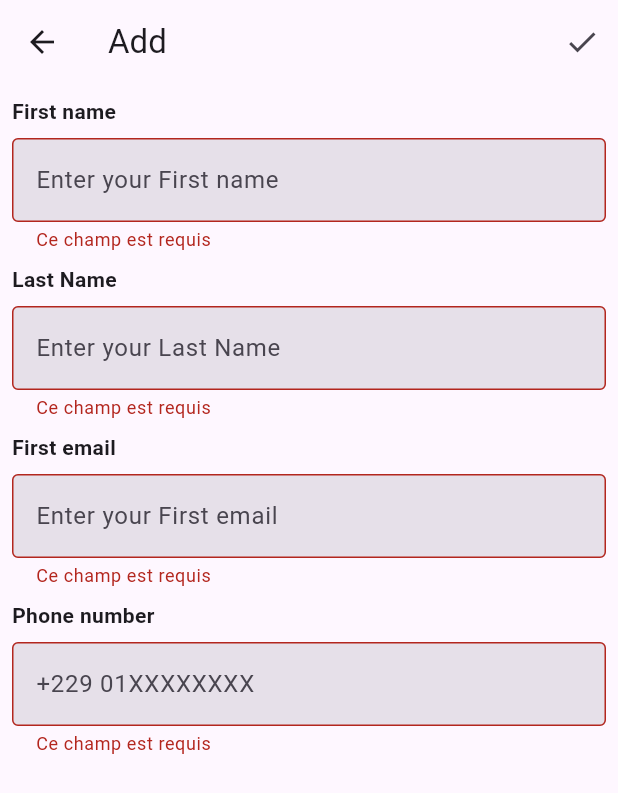
After one commit to cresshounnoukon/gasa-flutter-learning, a Flutter app: the FormPersonPage screen opened directly, after a tap on the "check" icon, on a phone screen of 412 x 824 dp. The commit adds this screen. Shown: the top 793 px of the screen. Run offline on Flutter 3.47's test engine with Material 3 defaults, Android fonts, the phone set to English and light mode, and no system bars.

Commit message:
Correction du TP

```diff
--- a/lib/buttons/button_gasa.dart
+++ b/lib/buttons/button_gasa.dart
@@ -1,4 +1,5 @@
 
+import 'package:calavigasa2025/features/person/screens/person_list_Page.dart';
 import 'package:calavigasa2025/main.dart';
 import 'package:flutter/material.dart';
 
@@ -18,7 +19,7 @@ class ButtonGasa extends StatelessWidget {
             print("appuie sur un bouton");
             Navigator.push(
                 context,
-                MaterialPageRoute(builder: (context) => Home(),)
+                MaterialPageRoute(builder: (context) => PersonListPage(),)
             );
           }, child: Text("Se connecter")),
           TextButton(
--- /dev/null
+++ b/lib/features/person/components/custom_text_form_field.dart
@@ -0,0 +1,49 @@
+import 'package:flutter/material.dart';
+
+class CustomTextFormField extends StatelessWidget {
+  final String inputName;
+  final String? placeHolder;
+  final String? Function(String?)? validator;
+  final void Function(String)? onChanged;
+  final void Function(String?)? onSaved;
+
+  const CustomTextFormField({
+    super.key,
+    required this.inputName,
+    this.placeHolder,
+    this.validator,
+    this.onChanged,
+    this.onSaved,
+  });
+
+  @override
+  Widget build(BuildContext context) {
+    return Column(
+      mainAxisAlignment: MainAxisAlignment.start,
+      crossAxisAlignment: CrossAxisAlignment.start,
+      children: [
+        Text(
+          "$inputName",
+          style: TextStyle(fontWeight: FontWeight.bold),
+        ),
+        SizedBox(
+          height: 8.0,
+        ),
+        Padding(
+          padding: EdgeInsets.only(bottom: 8.0),
+          child: TextFormField(
+            decoration: InputDecoration(
+                border: OutlineInputBorder(),
+                filled: true,
+                hintText: placeHolder == null
+                    ? "Enter your $inputName"
+                    : placeHolder),
+            validator: validator,
+            onChanged: onChanged,
+            onSaved: onSaved,
+          ),
+        ),
+      ],
+    );
+  }
+}
--- /dev/null
+++ b/lib/features/person/screens/form_person_page.dart
@@ -0,0 +1,95 @@
+
+import 'package:calavigasa2025/features/person/components/custom_text_form_field.dart';
+import 'package:calavigasa2025/models/person.dart';
+import 'package:flutter/material.dart';
+
+class FormPersonPage extends StatefulWidget {
+  const FormPersonPage({super.key});
+
+  @override
+  State<FormPersonPage> createState() => _FormPersonPageState();
+}
+
+class _FormPersonPageState extends State<FormPersonPage> {
+  final _formKey = GlobalKey<FormState>(); // Déclaration de la GlobalKey
+
+  final Person person = Person(firstName: "", lastName: "", phoneNumber: "");
+
+  @override
+  Widget build(BuildContext context) {
+    return Scaffold(
+      appBar: AppBar(
+        title: Text("Add "),
+        actions: [
+          IconButton(
+              onPressed: () {
+                if (_formKey.currentState!.validate()) {
+                  _formKey.currentState?.save();
+                  Navigator.pop(context, person);
+                  _formKey.currentState?.reset();
+                }
+              },
+              icon: Icon(Icons.check)),
+        ],
+      ),
+      body: Padding(
+        padding: const EdgeInsets.all(8.0),
+        child: Form(
+            key: _formKey,
+            child: ListView(
+              children: [
+                CustomTextFormField(
+                  inputName: "First name",
+                  validator: (value) {
+                    if (value!.isEmpty) {
+                      return "Ce champ est requis";
+                    }
+                    return null;
+                  },
+                  onSaved: (value) {
+                    person.firstName = "$value";
+                  },
+                ),
+                CustomTextFormField(
+                  inputName: "Last Name",
+                  onSaved: (value) {
+                    person.lastName = "$value";
+                  },
+                  validator: (value) {
+                    if (value!.isEmpty) {
+                      return "Ce champ est requis";
+                    }
+                    return null;
+                  },
+                ),
+                CustomTextFormField(
+                  inputName: "First email",
+                  onSaved: (value) {
+                    person.email = "$value";
+                  },
+                  validator: (value) {
+                    if (value!.isEmpty) {
+                      return "Ce champ est requis";
+                    }
+                    return null;
+                  },
+                ),
+                CustomTextFormField(
+                  inputName: "Phone number",
+                  placeHolder: "+229 01XXXXXXXX",
+                  onSaved: (value) {
+                    person.phoneNumber = "$value";
+                  },
+                  validator: (value) {
+                    if (value!.isEmpty) {
+                      return "Ce champ est requis";
+                    }
+                    return null;
+                  },
+                ),
+              ],
+            )),
+      ),
+    );
+  }
+}
--- /dev/null
+++ b/lib/models/category.dart
@@ -0,0 +1,11 @@
+class Category{
+  final String code;
+  final String name;
+
+  Category({required this.code, required this.name});
+
+  @override
+  String toString() {
+    return 'Category{code: $code, name: $name}';
+  }
+}
--- /dev/null
+++ b/lib/models/enums/call_type.dart
@@ -0,0 +1,4 @@
+enum CallType{
+  INCOMING,
+  OUTGOING
+}
--- /dev/null
+++ b/lib/models/enums/decision.dart
@@ -0,0 +1,6 @@
+enum Decision{
+  CANCELED,
+  MISSED,
+  PICKED,
+  DISCONNECTED
+}
--- /dev/null
+++ b/lib/models/person.dart
@@ -0,0 +1,25 @@
+import 'package:calavigasa2025/models/category.dart';
+
+class Person {
+    String firstName;
+    String lastName;
+    String? email;
+    String phoneNumber;
+    Category? category;
+
+  Person(
+      {required this.firstName,
+      required this.lastName,
+      this.email,
+      required this.phoneNumber,
+      this.category});
+
+  String getFullName() {
+    return "$firstName $lastName";
+  }
+
+  @override
+  String toString() {
+    return 'Person{firstName: $firstName, lastName: $lastName, email: $email, phoneNumber: $phoneNumber, category: $category}';
+  }
+}
--- /dev/null
+++ b/lib/useCase/service_category.dart
@@ -0,0 +1,36 @@
+
+
+import 'package:calavigasa2025/models/category.dart';
+
+class ServiceCategory {
+  final List<Category> categories = [
+
+    Category(code: "VIP", name: "Very Important Personality"),
+    Category(code: "STD", name: "Standard"),
+    Category(code: "FM", name: "Famille"),
+    Category(code: "WRK", name: "Professional "),
+  ];
+
+  List<Category> all() {
+    return  categories;
+  }
+
+  Category add(Category category) {
+    categories.add(category);
+    return category;
+  }
+
+  Category? edit(Category category) {
+    // TODO
+    return null;
+  }
+
+  void delete(Category category) {
+    categories.remove(category);
+  }
+
+  List<Category> search(String keyword) {
+    return [];
+
+  }
+}
```
Also changed, not shown: lib/features/person/components/c_person_item.dart (added, +28 -0 lines), lib/features/person/screens/detail_person_page.dart (added, +16 -0 lines), lib/features/person/screens/person_list_Page.dart (added, +125 -0 lines), lib/main.dart (+6 -112 lines), lib/models/call_history.dart (added, +25 -0 lines), lib/useCase/service_person.dart (added, +38 -0 lines), 1 other file.
